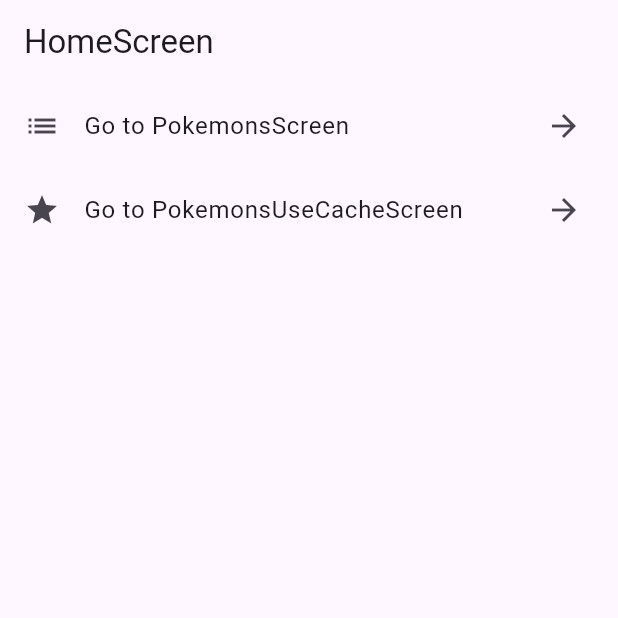
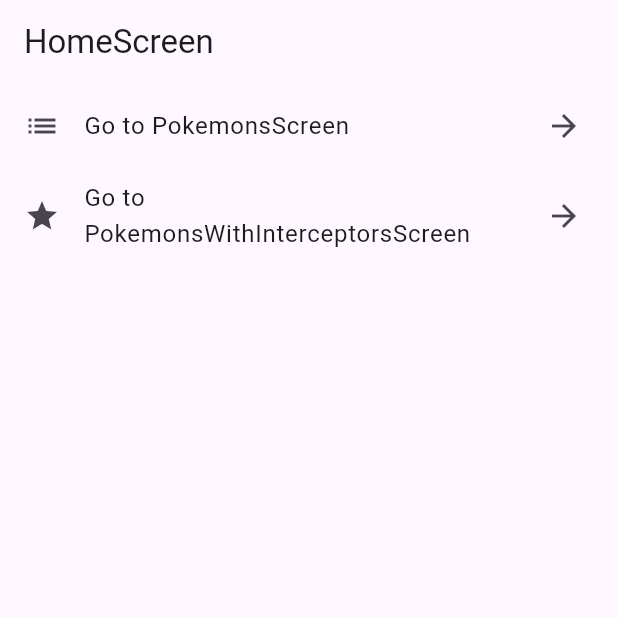
Before and after one commit to HaruhikoMotokawa/dio_interceptors_sample, a Flutter app: the screen it shows after launch, on a phone screen of 412 x 824 dp, the top half of it. Run offline on Flutter 3.47's test engine with Material 3 defaults, Android fonts, the phone set to English and light mode, and no system bars; our stand-ins replace dio, flutter_riverpod, freezed_annotation, go_router, hooks_riverpod, logger and 1 more; missing offline and left inert: dio_cache_interceptor, dio_smart_retry; generated files the repository leaves out were written again.

Commit message:
feat: ポケモンインターセプター画面を追加し、ルーティングを更新

```diff
--- a/lib/core/router/router.dart
+++ b/lib/core/router/router.dart
@@ -1,7 +1,7 @@
 import 'package:dio_interceptors_sample/presentation/screens/home/screen.dart';
 import 'package:dio_interceptors_sample/presentation/screens/pokemon_detail/screen.dart';
 import 'package:dio_interceptors_sample/presentation/screens/pokemons/screen.dart';
-import 'package:dio_interceptors_sample/presentation/screens/pokemons_use_cache/screen.dart';
+import 'package:dio_interceptors_sample/presentation/screens/pokemons_with_interceptors/screen.dart';
 import 'package:flutter/material.dart';
 import 'package:go_router/go_router.dart';
 import 'package:hooks_riverpod/hooks_riverpod.dart';
@@ -40,12 +40,12 @@ final _goRouter = GoRouter(
         ),
         // Nested Screens 2
         GoRoute(
-          path: PokemonsUseCacheScreen.path,
-          name: PokemonsUseCacheScreen.name,
+          path: PokemonsWithInterceptorsScreen.path,
+          name: PokemonsWithInterceptorsScreen.name,
           pageBuilder: (context, state) {
             return MaterialPage(
               key: state.pageKey,
-              child: const PokemonsUseCacheScreen(),
+              child: const PokemonsWithInterceptorsScreen(),
             );
           },
           routes: [
--- a/lib/presentation/screens/home/screen.dart
+++ b/lib/presentation/screens/home/screen.dart
@@ -1,5 +1,5 @@
 import 'package:dio_interceptors_sample/presentation/screens/pokemons/screen.dart';
-import 'package:dio_interceptors_sample/presentation/screens/pokemons_use_cache/screen.dart';
+import 'package:dio_interceptors_sample/presentation/screens/pokemons_with_interceptors/screen.dart';
 import 'package:flutter/material.dart';
 import 'package:go_router/go_router.dart';
 
@@ -28,9 +28,9 @@ class HomeScreen extends StatelessWidget {
             ),
             ListTile(
               leading: const Icon(Icons.star),
-              title: const Text('Go to ${PokemonsUseCacheScreen.name}'),
+              title: const Text('Go to ${PokemonsWithInterceptorsScreen.name}'),
               trailing: const Icon(Icons.arrow_forward),
-              onTap: () => context.go(PokemonsUseCacheScreen.path),
+              onTap: () => context.go(PokemonsWithInterceptorsScreen.path),
             ),
           ],
         ),
--- a/lib/presentation/screens/pokemons_use_cache/screen.dart
+++ b/lib/presentation/screens/pokemons_with_interceptors/screen.dart
@@ -4,11 +4,11 @@ import 'package:flutter/material.dart';
 import 'package:go_router/go_router.dart';
 import 'package:hooks_riverpod/hooks_riverpod.dart';
 
-class PokemonsUseCacheScreen extends ConsumerWidget {
-  const PokemonsUseCacheScreen({super.key});
+class PokemonsWithInterceptorsScreen extends ConsumerWidget {
+  const PokemonsWithInterceptorsScreen({super.key});
 
-  static const path = '/pokemons_use_cache';
-  static const name = 'PokemonsUseCacheScreen';
+  static const path = '/pokemons_with_interceptors';
+  static const name = 'PokemonsWithInterceptorsScreen';
 
   @override
   Widget build(BuildContext context, WidgetRef ref) {
@@ -24,7 +24,7 @@ class PokemonsUseCacheScreen extends ConsumerWidget {
             itemCount: pokemons.length,
             itemBuilder: (context, index) {
               return ListTile(
-                leading: const Icon(Icons.person),
+                leading: const Icon(Icons.catching_pokemon),
                 title: Text(
                   'No.${index + 1}: ${pokemons[index].name}',
                   style: Theme.of(context).textTheme.titleLarge,
```
